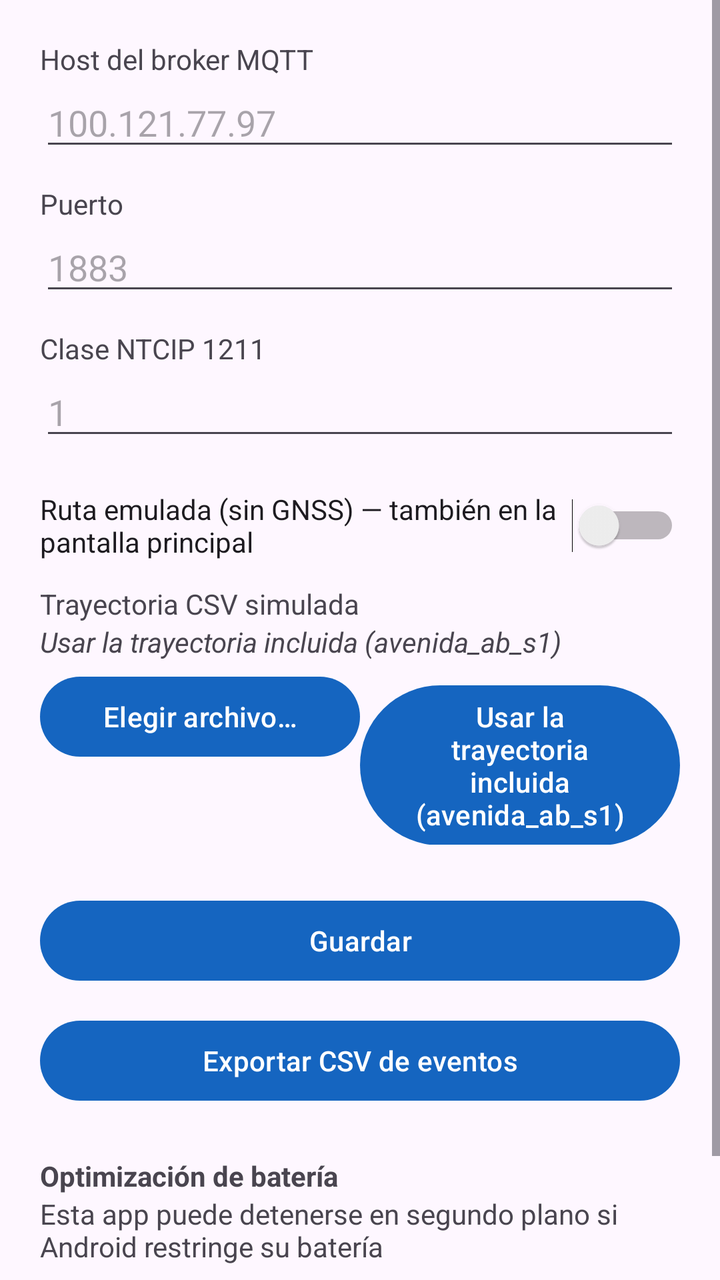
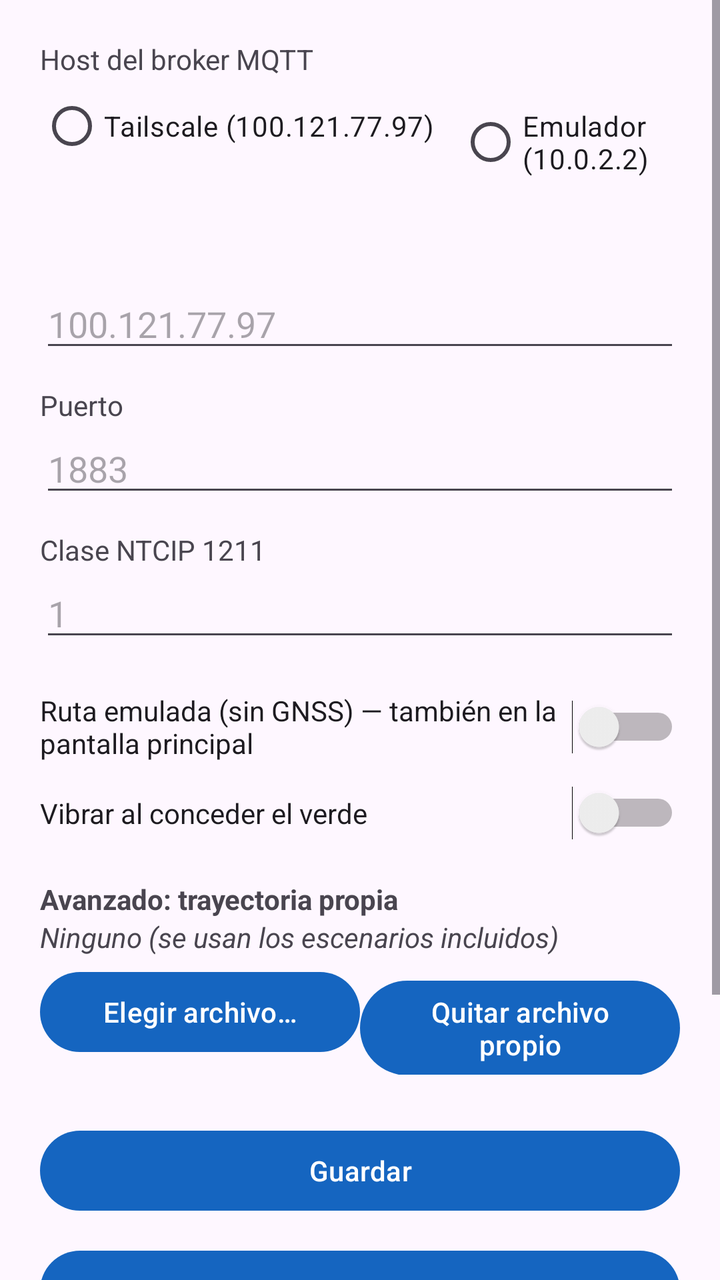

Screens rendered from an Android XML layout before and after an edit, with the pre-edit source and the edit as a unified diff.
<!-- AndroidManifest.xml: application theme Theme.ObuNtcip -->
<!-- res/layout/activity_ajustes.xml -->
<?xml version="1.0" encoding="utf-8"?>
<ScrollView xmlns:android="http://schemas.android.com/apk/res/android"
    android:layout_width="match_parent"
    android:layout_height="match_parent">

    <LinearLayout
        android:layout_width="match_parent"
        android:layout_height="wrap_content"
        android:orientation="vertical"
        android:padding="20dp">

        <TextView
            android:layout_width="wrap_content"
            android:layout_height="wrap_content"
            android:text="@string/ajustes_host" />
        <EditText
            android:id="@+id/campoHost"
            android:layout_width="match_parent"
            android:layout_height="wrap_content"
            android:hint="100.121.77.97"
            android:inputType="textNoSuggestions" />

        <TextView
            android:layout_width="wrap_content"
            android:layout_height="wrap_content"
            android:layout_marginTop="12dp"
            android:text="@string/ajustes_puerto" />
        <EditText
            android:id="@+id/campoPuerto"
            android:layout_width="match_parent"
            android:layout_height="wrap_content"
            android:hint="1883"
            android:inputType="number" />

        <TextView
            android:layout_width="wrap_content"
            android:layout_height="wrap_content"
            android:layout_marginTop="12dp"
            android:text="@string/ajustes_clase" />
        <EditText
            android:id="@+id/campoClase"
            android:layout_width="match_parent"
            android:layout_height="wrap_content"
            android:hint="1"
            android:inputType="number" />

        <Switch
            android:id="@+id/interruptorModoSimulado"
            android:layout_width="match_parent"
            android:layout_height="wrap_content"
            android:layout_marginTop="20dp"
            android:text="@string/ajustes_modo_simulado" />

        <TextView
            android:layout_width="wrap_content"
            android:layout_height="wrap_content"
            android:layout_marginTop="12dp"
            android:text="@string/ajustes_trayectoria" />
        <TextView
            android:id="@+id/textoTrayectoriaElegida"
            android:layout_width="match_parent"
            android:layout_height="wrap_content"
            android:text="@string/ajustes_trayectoria_integrada"
            android:textStyle="italic" />

        <LinearLayout
            android:layout_width="match_parent"
            android:layout_height="wrap_content"
            android:layout_marginTop="4dp"
            android:orientation="horizontal">

            <Button
                android:id="@+id/botonElegirTrayectoria"
                android:layout_width="0dp"
                android:layout_height="wrap_content"
                android:layout_weight="1"
                android:text="@string/ajustes_elegir_trayectoria" />

            <Button
                android:id="@+id/botonUsarIntegrada"
                android:layout_width="0dp"
                android:layout_height="wrap_content"
                android:layout_weight="1"
                android:text="@string/ajustes_trayectoria_integrada" />
        </LinearLayout>

        <Button
            android:id="@+id/botonGuardar"
            android:layout_width="match_parent"
            android:layout_height="wrap_content"
            android:layout_marginTop="24dp"
            android:text="@string/ajustes_guardar" />

        <Button
            android:id="@+id/botonExportarEventos"
            android:layout_width="match_parent"
            android:layout_height="wrap_content"
            android:layout_marginTop="12dp"
            android:text="@string/ajustes_exportar_eventos" />

        <TextView
            android:layout_width="match_parent"
            android:layout_height="wrap_content"
            android:layout_marginTop="24dp"
            android:text="@string/ajustes_bateria_titulo"
            android:textStyle="bold" />
        <TextView
            android:layout_width="match_parent"
            android:layout_height="wrap_content"
            android:text="@string/ajustes_bateria_resumen" />
        <Button
            android:id="@+id/botonRevisarBateria"
            android:layout_width="wrap_content"
            android:layout_height="wrap_content"
            android:layout_marginTop="8dp"
            android:text="@string/ajustes_bateria_boton" />

    </LinearLayout>
</ScrollView>
<!-- resources referenced by this layout -->
<resources>
  <string name="ajustes_bateria_boton">Revisar</string>
  <string name="ajustes_bateria_resumen">Esta app puede detenerse en segundo plano si Android restringe su batería</string>
  <string name="ajustes_bateria_titulo">Optimización de batería</string>
  <string name="ajustes_clase">Clase NTCIP 1211</string>
  <string name="ajustes_elegir_trayectoria">Elegir archivo…</string>
  <string name="ajustes_exportar_eventos">Exportar CSV de eventos</string>
  <string name="ajustes_guardar">Guardar</string>
  <string name="ajustes_host">Host del broker MQTT</string>
  <string name="ajustes_modo_simulado">Ruta emulada (sin GNSS) — también en la pantalla principal</string>
  <string name="ajustes_puerto">Puerto</string>
  <string name="ajustes_trayectoria">Trayectoria CSV simulada</string>
  <string name="ajustes_trayectoria_integrada">Usar la trayectoria incluida (avenida_ab_s1)</string>
  <style name="Theme.ObuNtcip" parent="Theme.Material3.DayNight.NoActionBar">
          <item name="colorPrimary">@color/primario</item>
          <item name="colorPrimaryDark">@color/primario_oscuro</item>
      </style>
  <color name="primario">#1565C0</color>
  <color name="primario_oscuro">#0D47A1</color>
</resources>

<!-- the commit's change to res/layout/activity_ajustes.xml (unified diff, before → after) -->
@@ -13,6 +13,29 @@
             android:layout_width="wrap_content"
             android:layout_height="wrap_content"
             android:text="@string/ajustes_host" />
+        <RadioGroup
+            android:id="@+id/grupoHost"
+            android:layout_width="match_parent"
+            android:layout_height="wrap_content"
+            android:orientation="horizontal">
+            <RadioButton
+                android:id="@+id/hostTailscale"
+                android:layout_width="wrap_content"
+                android:layout_height="wrap_content"
+                android:text="@string/ajustes_host_tailscale" />
+            <RadioButton
+                android:id="@+id/hostEmulador"
+                android:layout_width="wrap_content"
+                android:layout_height="wrap_content"
+                android:layout_marginStart="12dp"
+                android:text="@string/ajustes_host_emulador" />
+            <RadioButton
+                android:id="@+id/hostManual"
+                android:layout_width="wrap_content"
+                android:layout_height="wrap_content"
+                android:layout_marginStart="12dp"
+                android:text="@string/ajustes_host_manual" />
+        </RadioGroup>
         <EditText
             android:id="@+id/campoHost"
             android:layout_width="match_parent"
@@ -51,16 +74,24 @@
             android:layout_marginTop="20dp"
             android:text="@string/ajustes_modo_simulado" />
 
+        <Switch
+            android:id="@+id/interruptorVibrar"
+            android:layout_width="match_parent"
+            android:layout_height="wrap_content"
+            android:layout_marginTop="12dp"
+            android:text="@string/ajustes_vibrar" />
+
         <TextView
             android:layout_width="wrap_content"
             android:layout_height="wrap_content"
-            android:layout_marginTop="12dp"
-            android:text="@string/ajustes_trayectoria" />
+            android:layout_marginTop="20dp"
+            android:text="@string/ajustes_avanzado"
+            android:textStyle="bold" />
         <TextView
             android:id="@+id/textoTrayectoriaElegida"
             android:layout_width="match_parent"
             android:layout_height="wrap_content"
-            android:text="@string/ajustes_trayectoria_integrada"
+            android:text="@string/ajustes_sin_archivo"
             android:textStyle="italic" />
 
         <LinearLayout
@@ -81,7 +112,7 @@
                 android:layout_width="0dp"
                 android:layout_height="wrap_content"
                 android:layout_weight="1"
-                android:text="@string/ajustes_trayectoria_integrada" />
+                android:text="@string/ajustes_quitar_archivo" />
         </LinearLayout>
 
         <Button
<!-- resource entries referenced after the edit -->
@@ -1,5 +1,6 @@
 <!-- resources referenced by this layout -->
 <resources>
+  <string name="ajustes_avanzado">Avanzado: trayectoria propia</string>
   <string name="ajustes_bateria_boton">Revisar</string>
   <string name="ajustes_bateria_resumen">Esta app puede detenerse en segundo plano si Android restringe su batería</string>
   <string name="ajustes_bateria_titulo">Optimización de batería</string>
@@ -8,10 +9,14 @@
   <string name="ajustes_exportar_eventos">Exportar CSV de eventos</string>
   <string name="ajustes_guardar">Guardar</string>
   <string name="ajustes_host">Host del broker MQTT</string>
+  <string name="ajustes_host_emulador">Emulador (10.0.2.2)</string>
+  <string name="ajustes_host_manual">Manual</string>
+  <string name="ajustes_host_tailscale">Tailscale (100.121.77.97)</string>
   <string name="ajustes_modo_simulado">Ruta emulada (sin GNSS) — también en la pantalla principal</string>
   <string name="ajustes_puerto">Puerto</string>
-  <string name="ajustes_trayectoria">Trayectoria CSV simulada</string>
-  <string name="ajustes_trayectoria_integrada">Usar la trayectoria incluida (avenida_ab_s1)</string>
+  <string name="ajustes_quitar_archivo">Quitar archivo propio</string>
+  <string name="ajustes_sin_archivo">Ninguno (se usan los escenarios incluidos)</string>
+  <string name="ajustes_vibrar">Vibrar al conceder el verde</string>
   <style name="Theme.ObuNtcip" parent="Theme.Material3.DayNight.NoActionBar">
           <item name="colorPrimary">@color/primario</item>
           <item name="colorPrimaryDark">@color/primario_oscuro</item>
